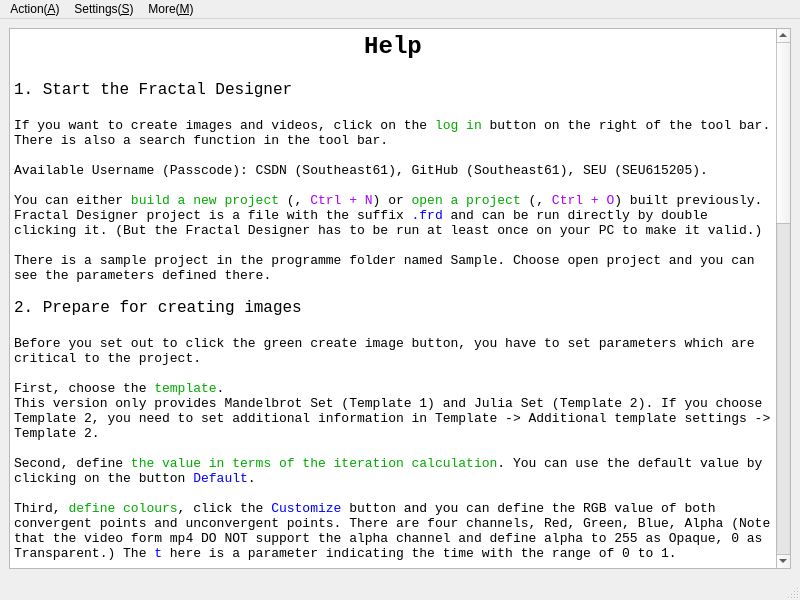
Qt form help.ui (Teddy-van-Jerry/Fractal_Designer) before a commit.
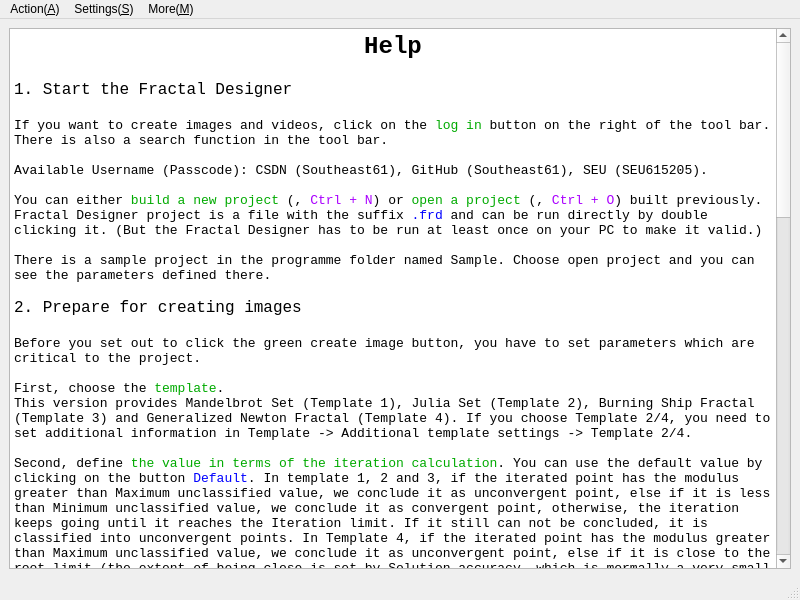
The same form after that commit. Icons and pictures are not drawn.

Diff of the .ui file:
```diff
--- a/help.ui
+++ b/help.ui
@@ -55,11 +55,11 @@
 &lt;p style=&quot; margin-top:0px; margin-bottom:0px; margin-left:0px; margin-right:0px; -qt-block-indent:0; text-indent:0px;&quot;&gt;&lt;span style=&quot; font-size:10pt;&quot;&gt;Before you set out to click the green create image button, you have to set parameters which are critical to the project.&lt;/span&gt;&lt;/p&gt;
 &lt;p style=&quot;-qt-paragraph-type:empty; margin-top:0px; margin-bottom:0px; margin-left:0px; margin-right:0px; -qt-block-indent:0; text-indent:0px; font-size:10pt;&quot;&gt;&lt;br /&gt;&lt;/p&gt;
 &lt;p style=&quot; margin-top:0px; margin-bottom:0px; margin-left:0px; margin-right:0px; -qt-block-indent:0; text-indent:0px;&quot;&gt;&lt;span style=&quot; font-size:10pt;&quot;&gt;First, choose the &lt;/span&gt;&lt;span style=&quot; font-size:10pt; color:#00aa00;&quot;&gt;template&lt;/span&gt;&lt;span style=&quot; font-size:10pt;&quot;&gt;.&lt;/span&gt;&lt;/p&gt;
-&lt;p style=&quot; margin-top:0px; margin-bottom:0px; margin-left:0px; margin-right:0px; -qt-block-indent:0; text-indent:0px;&quot;&gt;&lt;span style=&quot; font-size:10pt;&quot;&gt;This version only provides Mandelbrot Set (Template 1) and Julia Set (Template 2). If you choose Template 2, you need to set additional information in Template -&amp;gt; Additional template settings -&amp;gt; Template 2.&lt;/span&gt;&lt;/p&gt;
+&lt;p style=&quot; margin-top:0px; margin-bottom:0px; margin-left:0px; margin-right:0px; -qt-block-indent:0; text-indent:0px;&quot;&gt;&lt;span style=&quot; font-size:10pt;&quot;&gt;This version provides Mandelbrot Set (Template 1), Julia Set (Template 2), Burning Ship Fractal (Template 3) and Generalized Newton Fractal (Template 4). If you choose Template 2/4, you need to set additional information in Template -&amp;gt; Additional template settings -&amp;gt; Template 2/4.&lt;/span&gt;&lt;/p&gt;
 &lt;p style=&quot;-qt-paragraph-type:empty; margin-top:0px; margin-bottom:0px; margin-left:0px; margin-right:0px; -qt-block-indent:0; text-indent:0px; font-size:10pt;&quot;&gt;&lt;br /&gt;&lt;/p&gt;
-&lt;p style=&quot; margin-top:0px; margin-bottom:0px; margin-left:0px; margin-right:0px; -qt-block-indent:0; text-indent:0px;&quot;&gt;&lt;span style=&quot; font-size:10pt;&quot;&gt;Second, define &lt;/span&gt;&lt;span style=&quot; font-size:10pt; color:#00aa00;&quot;&gt;the value in terms of the iteration calculation&lt;/span&gt;&lt;span style=&quot; font-size:10pt;&quot;&gt;. You can use the default value by clicking on the button &lt;/span&gt;&lt;span style=&quot; font-size:10pt; color:#0000ff;&quot;&gt;Default&lt;/span&gt;&lt;span style=&quot; font-size:10pt;&quot;&gt;.&lt;/span&gt;&lt;/p&gt;
+&lt;p style=&quot; margin-top:0px; margin-bottom:0px; margin-left:0px; margin-right:0px; -qt-block-indent:0; text-indent:0px;&quot;&gt;&lt;span style=&quot; font-size:10pt;&quot;&gt;Second, define &lt;/span&gt;&lt;span style=&quot; font-size:10pt; color:#00aa00;&quot;&gt;the value in terms of the iteration calculation&lt;/span&gt;&lt;span style=&quot; font-size:10pt;&quot;&gt;. You can use the default value by clicking on the button &lt;/span&gt;&lt;span style=&quot; font-size:10pt; color:#0000ff;&quot;&gt;Default&lt;/span&gt;&lt;span style=&quot; font-size:10pt;&quot;&gt;. In template 1, 2 and 3, if the iterated point has the modulus greater than Maximum unclassified value, we conclude it as unconvergent point, else if it is less than Minimum unclassified value, we conclude it as convergent point, otherwise, the iteration keeps going until it reaches the Iteration limit. If it still can not be concluded, it is classified into unconvergent points. In Template 4, if the iterated point has the modulus greater than Maximum unclassified value, we conclude it as unconvergent point, else if it is close to the root limit (the extent of being close is set by Solution accuracy, which is mormally a very small positive number), it is classified into unconvergent points. If it still can not be concluded, it is classified into unconvergent points.&lt;/span&gt;&lt;/p&gt;
 &lt;p style=&quot;-qt-paragraph-type:empty; margin-top:0px; margin-bottom:0px; margin-left:0px; margin-right:0px; -qt-block-indent:0; text-indent:0px; font-size:10pt;&quot;&gt;&lt;br /&gt;&lt;/p&gt;
-&lt;p style=&quot; margin-top:0px; margin-bottom:0px; margin-left:0px; margin-right:0px; -qt-block-indent:0; text-indent:0px;&quot;&gt;&lt;span style=&quot; font-size:10pt;&quot;&gt;Third, &lt;/span&gt;&lt;span style=&quot; font-size:10pt; color:#00aa00;&quot;&gt;define colours&lt;/span&gt;&lt;span style=&quot; font-size:10pt;&quot;&gt;, click the &lt;/span&gt;&lt;span style=&quot; font-size:10pt; color:#0000ff;&quot;&gt;Customize&lt;/span&gt;&lt;span style=&quot; font-size:10pt;&quot;&gt; button and you can define the RGB value of both convergent points and unconvergent points. There are four channels, Red, Green, Blue, Alpha (Note that the video form mp4 DO NOT support the alpha channel and define alpha to 255 as Opaque, 0 as Transparent.) The &lt;/span&gt;&lt;span style=&quot; font-size:10pt; color:#0000ff;&quot;&gt;t&lt;/span&gt;&lt;span style=&quot; font-size:10pt;&quot;&gt; here is a parameter indicating the time with the range of 0 to 1.&lt;/span&gt;&lt;/p&gt;
+&lt;p style=&quot; margin-top:0px; margin-bottom:0px; margin-left:0px; margin-right:0px; -qt-block-indent:0; text-indent:0px;&quot;&gt;&lt;span style=&quot; font-size:10pt;&quot;&gt;Third, &lt;/span&gt;&lt;span style=&quot; font-size:10pt; color:#00aa00;&quot;&gt;define colours&lt;/span&gt;&lt;span style=&quot; font-size:10pt;&quot;&gt;, click the &lt;/span&gt;&lt;span style=&quot; font-size:10pt; color:#0000ff;&quot;&gt;Customize&lt;/span&gt;&lt;span style=&quot; font-size:10pt;&quot;&gt; button and you can define the RGB value of both convergent points and unconvergent points. There are four channels, Red, Green, Blue, Alpha (Note that the video form mp4 DO NOT support the alpha channel and define alpha to 255 as Opaque, 0 as Transparent.) The &lt;/span&gt;&lt;span style=&quot; font-size:10pt; color:#0000ff;&quot;&gt;t&lt;/span&gt;&lt;span style=&quot; font-size:10pt;&quot;&gt; here is a parameter indicating the time with the range of 0 to 1. (Tip: In Template 4, Zn.X and Zn.Y should be major parameters as they are related to the roots of the formula.)&lt;/span&gt;&lt;/p&gt;
 &lt;p style=&quot;-qt-paragraph-type:empty; margin-top:0px; margin-bottom:0px; margin-left:0px; margin-right:0px; -qt-block-indent:0; text-indent:0px; font-size:10pt;&quot;&gt;&lt;br /&gt;&lt;/p&gt;
 &lt;p style=&quot; margin-top:0px; margin-bottom:0px; margin-left:0px; margin-right:0px; -qt-block-indent:0; text-indent:0px;&quot;&gt;&lt;span style=&quot; font-size:10pt;&quot;&gt;Fourth, define the &lt;/span&gt;&lt;span style=&quot; font-size:10pt; color:#00aa00;&quot;&gt;route information&lt;/span&gt;&lt;span style=&quot; font-size:10pt;&quot;&gt;. Click the Add and Remove or Clear button to edit. Click the &lt;/span&gt;&lt;span style=&quot; font-size:10pt; color:#0000ff;&quot;&gt;Uniform Motion&lt;/span&gt;&lt;span style=&quot; font-size:10pt;&quot;&gt; button to change t automatically to match the coordinates you have defined so the movement will be in a uniform motion.&lt;/span&gt;&lt;/p&gt;
 &lt;p style=&quot; margin-top:0px; margin-bottom:0px; margin-left:0px; margin-right:0px; -qt-block-indent:0; text-indent:0px;&quot;&gt;&lt;span style=&quot; font-size:10pt; font-weight:600;&quot;&gt;t&lt;/span&gt;&lt;span style=&quot; font-size:10pt;&quot;&gt;      time (0 to 1)&lt;/span&gt;&lt;/p&gt;
@@ -76,7 +76,7 @@
 &lt;p style=&quot; margin-top:0px; margin-bottom:0px; margin-left:0px; margin-right:0px; -qt-block-indent:0; text-indent:0px;&quot;&gt;&lt;span style=&quot; font-size:10pt;&quot;&gt;4. Use the sorting function well so you can add and remove rows easily.&lt;/span&gt;&lt;/p&gt;
 &lt;p style=&quot; margin-top:0px; margin-bottom:0px; margin-left:0px; margin-right:0px; -qt-block-indent:0; text-indent:0px;&quot;&gt;&lt;span style=&quot; font-size:10pt;&quot;&gt;5. You can use the &lt;/span&gt;&lt;span style=&quot; font-size:10pt; color:#0000ff;&quot;&gt;Route Tool&lt;/span&gt;&lt;span style=&quot; font-size:10pt;&quot;&gt; (&lt;/span&gt;&lt;img src=&quot;:/Menu Icon/Route_Tool.svg&quot; /&gt;&lt;span style=&quot; font-size:10pt;&quot;&gt;, &lt;/span&gt;&lt;span style=&quot; font-size:10pt; color:#aa00ff;&quot;&gt;Ctrl + T&lt;/span&gt;&lt;span style=&quot; font-size:10pt;&quot;&gt;) which has the icon of a hammer to assist you. You can drag the image to move, and use the wheel to change the size of the image (the centre point remains the same and this needs additional click of the &lt;/span&gt;&lt;span style=&quot; font-size:10pt; color:#0000ff;&quot;&gt;View&lt;/span&gt;&lt;span style=&quot; font-size:10pt;&quot;&gt; button). Double click to set this point as the the centre point (this needs additional click of the &lt;/span&gt;&lt;span style=&quot; font-size:10pt; color:#0000ff;&quot;&gt;View&lt;/span&gt;&lt;span style=&quot; font-size:10pt;&quot;&gt; button). Clicking the &lt;/span&gt;&lt;span style=&quot; font-size:10pt; color:#00aa00;&quot;&gt;Save Point&lt;/span&gt;&lt;span style=&quot; font-size:10pt;&quot;&gt; (&lt;/span&gt;&lt;img src=&quot;:/icon/Menu Icon/Save.svg&quot; /&gt;&lt;span style=&quot; font-size:10pt;&quot;&gt;, &lt;/span&gt;&lt;span style=&quot; font-size:10pt; color:#aa00ff;&quot;&gt;Strl + S&lt;/span&gt;&lt;span style=&quot; font-size:10pt;&quot;&gt;) to add Route Tool information to the main window Route Info table. Besides, you can set the relationship between Size and Width.&lt;/span&gt;&lt;/p&gt;
 &lt;p style=&quot;-qt-paragraph-type:empty; margin-top:0px; margin-bottom:0px; margin-left:0px; margin-right:0px; -qt-block-indent:0; text-indent:0px; font-size:10pt;&quot;&gt;&lt;br /&gt;&lt;/p&gt;
-&lt;p style=&quot; margin-top:0px; margin-bottom:0px; margin-left:0px; margin-right:0px; -qt-block-indent:0; text-indent:0px;&quot;&gt;&lt;span style=&quot; font-size:10pt;&quot;&gt;Please note that in this version (v 5.4), the v rate only supports angle.&lt;/span&gt;&lt;/p&gt;
+&lt;p style=&quot; margin-top:0px; margin-bottom:0px; margin-left:0px; margin-right:0px; -qt-block-indent:0; text-indent:0px;&quot;&gt;&lt;span style=&quot; font-size:10pt;&quot;&gt;Please note that in this version (v 5.5), the v rate only supports angle.&lt;/span&gt;&lt;/p&gt;
 &lt;p style=&quot;-qt-paragraph-type:empty; margin-top:0px; margin-bottom:0px; margin-left:0px; margin-right:0px; -qt-block-indent:0; text-indent:0px; font-size:10pt;&quot;&gt;&lt;br /&gt;&lt;/p&gt;
 &lt;p style=&quot; margin-top:0px; margin-bottom:0px; margin-left:0px; margin-right:0px; -qt-block-indent:0; text-indent:0px;&quot;&gt;&lt;span style=&quot; font-size:10pt;&quot;&gt;Fifth, define &lt;/span&gt;&lt;span style=&quot; font-size:10pt; color:#00aa00;&quot;&gt;other information&lt;/span&gt;&lt;span style=&quot; font-size:10pt;&quot;&gt; related to the project.&lt;/span&gt;&lt;/p&gt;
 &lt;p style=&quot;-qt-paragraph-type:empty; margin-top:0px; margin-bottom:0px; margin-left:0px; margin-right:0px; -qt-block-indent:0; text-indent:0px; font-size:10pt;&quot;&gt;&lt;br /&gt;&lt;/p&gt;
@@ -116,9 +116,9 @@
 &lt;p style=&quot; margin-top:0px; margin-bottom:0px; margin-left:0px; margin-right:0px; -qt-block-indent:0; text-indent:0px;&quot;&gt;&lt;span style=&quot; font-size:10pt;&quot;&gt;10. Delete Images (&lt;/span&gt;&lt;img src=&quot;:/icon/Menu Icon/DeleteImage.svg&quot; /&gt;&lt;span style=&quot; font-size:10pt;&quot;&gt;) can delete images already created.&lt;/span&gt;&lt;/p&gt;
 &lt;p style=&quot; margin-top:0px; margin-bottom:0px; margin-left:0px; margin-right:0px; -qt-block-indent:0; text-indent:0px;&quot;&gt;&lt;span style=&quot; font-size:10pt;&quot;&gt;11. Be careful that finishing editing a line or a combo box (i.e. the focus is removed) can the information be recognized or saved.&lt;/span&gt;&lt;/p&gt;
 &lt;p style=&quot; margin-top:0px; margin-bottom:0px; margin-left:0px; margin-right:0px; -qt-block-indent:0; text-indent:0px;&quot;&gt;&lt;span style=&quot; font-size:10pt;&quot;&gt;12. To close a project (&lt;/span&gt;&lt;img src=&quot;:/Menu Icon/Close.svg&quot; /&gt;&lt;span style=&quot; font-size:10pt;&quot;&gt;), &lt;/span&gt;&lt;span style=&quot; font-size:10pt; color:#aa00ff;&quot;&gt;Ctrl + W&lt;/span&gt;&lt;span style=&quot; font-size:10pt;&quot;&gt;. To exit the application (&lt;/span&gt;&lt;img src=&quot;:/icon/Menu Icon/Exit.svg&quot; /&gt;&lt;span style=&quot; font-size:10pt;&quot;&gt;), &lt;/span&gt;&lt;span style=&quot; font-size:10pt; color:#aa00ff;&quot;&gt;Crtl + E&lt;/span&gt;&lt;span style=&quot; font-size:10pt;&quot;&gt;.&lt;/span&gt;&lt;/p&gt;
-&lt;p style=&quot; margin-top:0px; margin-bottom:0px; margin-left:0px; margin-right:0px; -qt-block-indent:0; text-indent:0px;&quot;&gt;&lt;span style=&quot; font-size:10pt;&quot;&gt;13. Fractal Designer 5.4 is licenced under &lt;/span&gt;&lt;span style=&quot; font-size:10pt; font-style:italic; text-decoration: underline;&quot;&gt;The MIT Licence&lt;/span&gt;&lt;span style=&quot; font-size:10pt;&quot;&gt;. © 2021 Teddy van Jerry&lt;/span&gt;&lt;/p&gt;
+&lt;p style=&quot; margin-top:0px; margin-bottom:0px; margin-left:0px; margin-right:0px; -qt-block-indent:0; text-indent:0px;&quot;&gt;&lt;span style=&quot; font-size:10pt;&quot;&gt;13. Fractal Designer 5.5 is licenced under &lt;/span&gt;&lt;span style=&quot; font-size:10pt; font-style:italic; text-decoration: underline;&quot;&gt;The MIT Licence&lt;/span&gt;&lt;span style=&quot; font-size:10pt;&quot;&gt;. © 2021 Teddy van Jerry&lt;/span&gt;&lt;/p&gt;
 &lt;p style=&quot; margin-top:0px; margin-bottom:0px; margin-left:0px; margin-right:0px; -qt-block-indent:0; text-indent:0px;&quot;&gt;  &lt;/p&gt;
-&lt;p align=&quot;right&quot; style=&quot; margin-top:0px; margin-bottom:0px; margin-left:0px; margin-right:0px; -qt-block-indent:0; text-indent:0px;&quot;&gt;&lt;span style=&quot; font-size:10pt; color:#828282;&quot;&gt;Fractal Designer - Version 5.4.3 - 2021/04/07&lt;/span&gt;&lt;/p&gt;&lt;/body&gt;&lt;/html&gt;</string>
+&lt;p align=&quot;right&quot; style=&quot; margin-top:0px; margin-bottom:0px; margin-left:0px; margin-right:0px; -qt-block-indent:0; text-indent:0px;&quot;&gt;&lt;span style=&quot; font-size:10pt; color:#828282;&quot;&gt;Fractal Designer - Version 5.5.3 - 2021/04/13&lt;/span&gt;&lt;/p&gt;&lt;/body&gt;&lt;/html&gt;</string>
       </property>
      </widget>
     </item>
```
Left out of the diff: 19 changed lines with no effect on the pictures.
